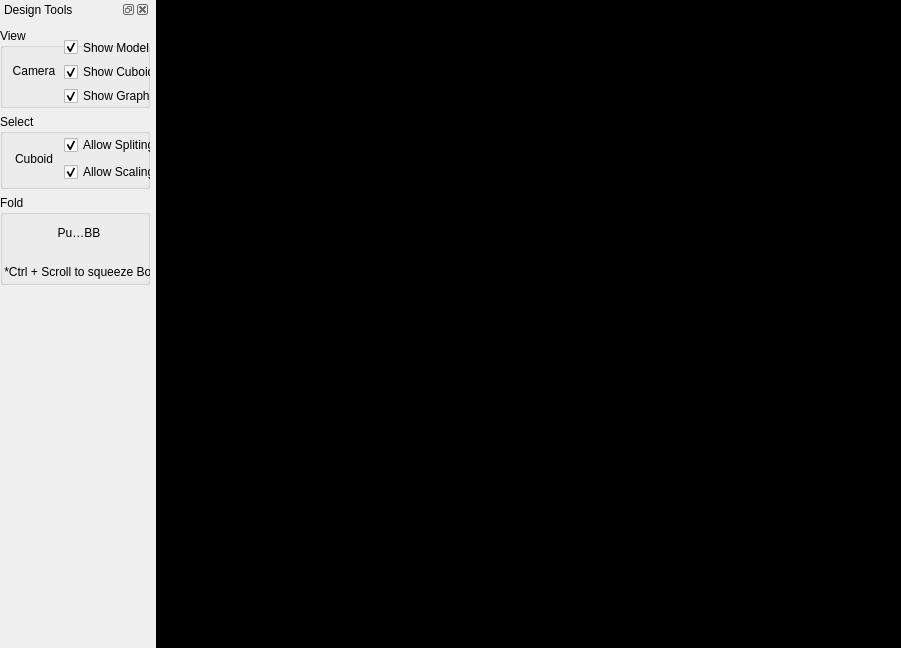
This is Demo/Screens/DesignWidget.ui in letienhung/fold-hcc as Qt 5 draws it before an edit. The edited form follows.
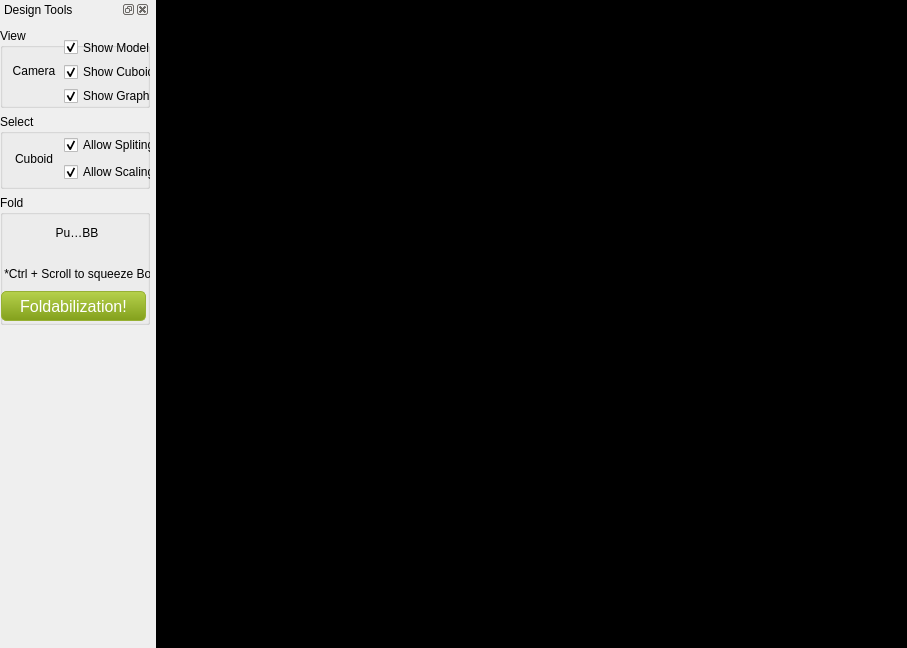
This is the edited form. Icons and pictures are not drawn.

What changed in the file:
```diff
--- a/Demo/Screens/DesignWidget.ui
+++ b/Demo/Screens/DesignWidget.ui
@@ -6,7 +6,7 @@
    <rect>
     <x>0</x>
     <y>0</y>
-    <width>901</width>
+    <width>907</width>
     <height>648</height>
    </rect>
   </property>
@@ -190,7 +190,7 @@
          <property name="minimumSize">
           <size>
            <width>150</width>
-           <height>90</height>
+           <height>130</height>
           </size>
          </property>
          <property name="maximumSize">
@@ -202,13 +202,13 @@
          <property name="title">
           <string>Fold</string>
          </property>
-         <widget class="QWidget" name="">
+         <widget class="QWidget" name="layoutWidget">
           <property name="geometry">
            <rect>
             <x>1</x>
             <y>14</y>
-            <width>156</width>
-            <height>71</height>
+            <width>152</width>
+            <height>112</height>
            </rect>
           </property>
           <layout class="QVBoxLayout" name="verticalLayout_3">
@@ -293,6 +293,67 @@
              </property>
             </widget>
            </item>
+           <item>
+            <widget class="QPushButton" name="FoldButton">
+             <property name="enabled">
+              <bool>true</bool>
+             </property>
+             <property name="sizePolicy">
+              <sizepolicy hsizetype="Fixed" vsizetype="Fixed">
+               <horstretch>0</horstretch>
+               <verstretch>0</verstretch>
+              </sizepolicy>
+             </property>
+             <property name="minimumSize">
+              <size>
+               <width>140</width>
+               <height>30</height>
+              </size>
+             </property>
+             <property name="maximumSize">
+              <size>
+               <width>145</width>
+               <height>35</height>
+              </size>
+             </property>
+             <property name="layoutDirection">
+              <enum>Qt::LeftToRight</enum>
+             </property>
+             <property name="autoFillBackground">
+              <bool>false</bool>
+             </property>
+             <property name="styleSheet">
+              <string notr="true">QPushButton{
+	background:qlineargradient(spread:pad, x1:0, y1:0, x2:0, y2:1, stop:0 #b6d14c, stop:1 #83a01c);
+	color: white;
+	border: 1px solid #97B134;
+	font-family: 'Open Sans', sans-serif;
+	font-size: 16px;
+    border-radius: 5px;
+}
+
+QPushButton:hover{
+    background:qlineargradient(spread:pad, x1:0, y1:0, x2:0, y2:1, stop:0 #bbda4c, stop:1 #83a01d);
+}
+
+QPushButton:pressed{
+   background:qlineargradient(spread:pad, x1:0, y1:0, x2:0, y2:1, stop:0 #83a01c, stop:1 #b6d14c);
+}</string>
+             </property>
+             <property name="text">
+              <string>Foldabilization!</string>
+             </property>
+             <property name="iconSize">
+              <size>
+               <width>16</width>
+               <height>16</height>
+              </size>
+             </property>
+             <property name="autoDefault">
+              <bool>false</bool>
+             </property>
+            </widget>
+           </item>
           </layout>
          </widget>
         </widget>
```
